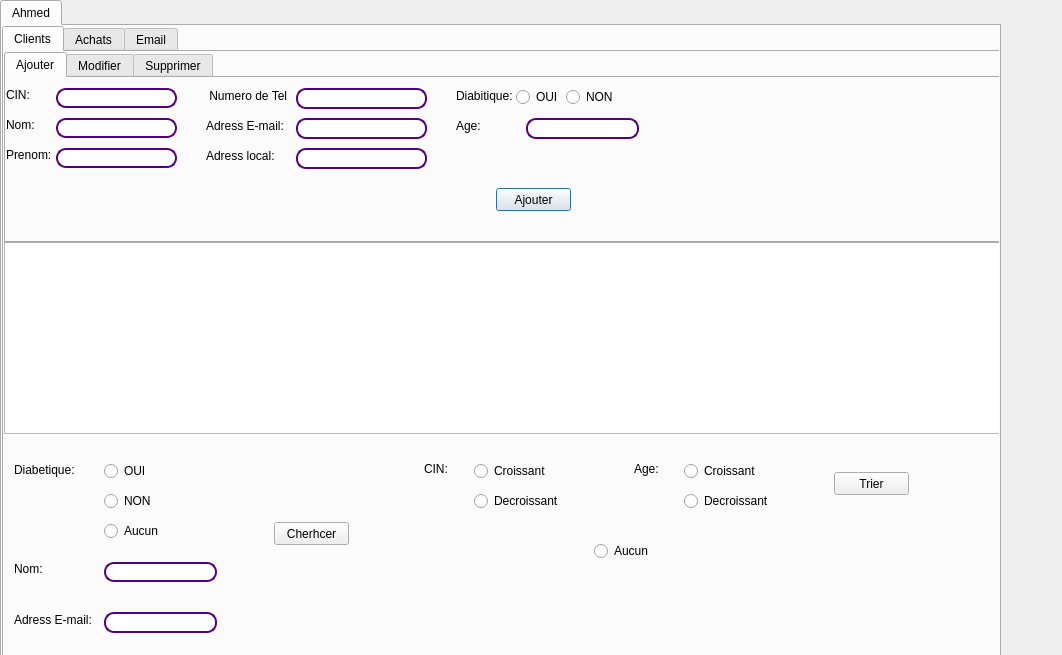
This is clients_achats.ui in ramy25bh3/Pastry_Plus as Qt 5 draws it before an edit. The edited form follows.
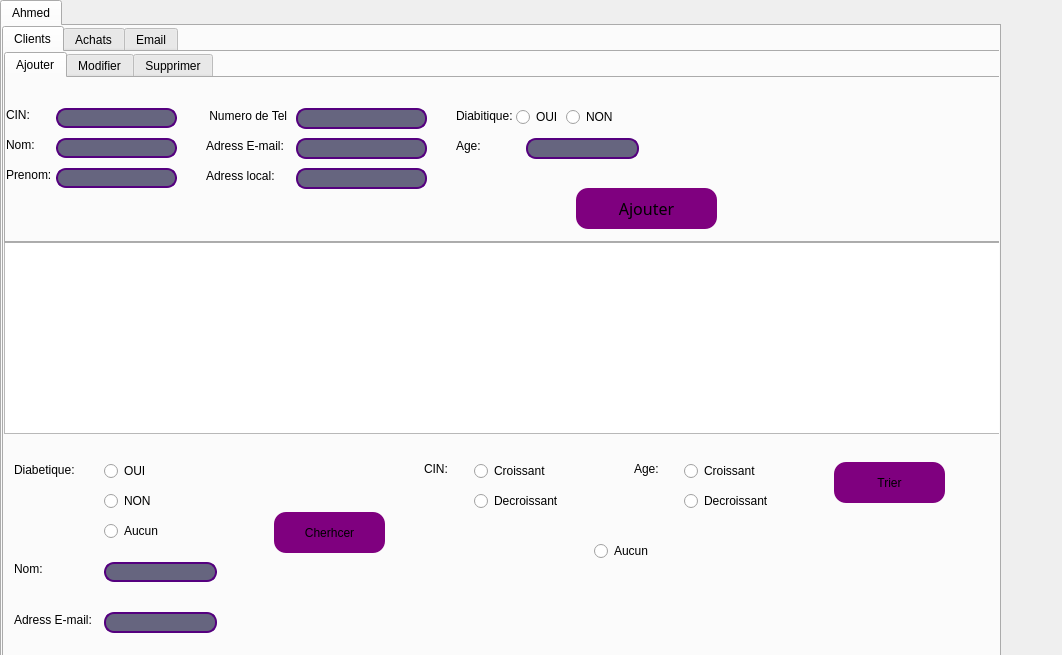
This is the edited form. The open tabs and pages were chosen to show the change.

```diff
--- a/clients_achats.ui
+++ b/clients_achats.ui
@@ -86,7 +86,7 @@
          <property name="geometry">
           <rect>
            <x>50</x>
-           <y>10</y>
+           <y>30</y>
            <width>121</width>
            <height>20</height>
           </rect>
@@ -96,7 +96,8 @@
 
 border: 1.5px solid rgb(85, 0, 127);
 border-radius: 10px;
-
+color:#ffffff;
+background:rgb(102, 101, 127);
 
 }</string>
          </property>
@@ -105,7 +106,7 @@
          <property name="geometry">
           <rect>
            <x>0</x>
-           <y>10</y>
+           <y>30</y>
            <width>47</width>
            <height>14</height>
           </rect>
@@ -118,7 +119,7 @@
          <property name="geometry">
           <rect>
            <x>0</x>
-           <y>40</y>
+           <y>60</y>
            <width>47</width>
            <height>14</height>
           </rect>
@@ -131,7 +132,7 @@
          <property name="geometry">
           <rect>
            <x>50</x>
-           <y>40</y>
+           <y>60</y>
            <width>121</width>
            <height>20</height>
           </rect>
@@ -141,7 +142,8 @@
 
 border: 1.5px solid rgb(85, 0, 127);
 border-radius: 10px;
-
+color:#ffffff;
+background:rgb(102, 101, 127);
 
 }</string>
          </property>
@@ -150,7 +152,7 @@
          <property name="geometry">
           <rect>
            <x>0</x>
-           <y>70</y>
+           <y>90</y>
            <width>47</width>
            <height>14</height>
           </rect>
@@ -163,7 +165,7 @@
          <property name="geometry">
           <rect>
            <x>50</x>
-           <y>70</y>
+           <y>90</y>
            <width>121</width>
            <height>20</height>
           </rect>
@@ -173,7 +175,8 @@
 
 border: 1.5px solid rgb(85, 0, 127);
 border-radius: 10px;
-
+color:#ffffff;
+background:rgb(102, 101, 127);
 
 }</string>
          </property>
@@ -182,7 +185,7 @@
          <property name="geometry">
           <rect>
            <x>450</x>
-           <y>10</y>
+           <y>30</y>
            <width>61</width>
            <height>16</height>
           </rect>
@@ -195,7 +198,7 @@
          <property name="geometry">
           <rect>
            <x>510</x>
-           <y>10</y>
+           <y>30</y>
            <width>83</width>
            <height>18</height>
           </rect>
@@ -208,7 +211,7 @@
          <property name="geometry">
           <rect>
            <x>560</x>
-           <y>10</y>
+           <y>30</y>
            <width>83</width>
            <height>18</height>
           </rect>
@@ -221,7 +224,7 @@
          <property name="geometry">
           <rect>
            <x>200</x>
-           <y>10</y>
+           <y>30</y>
            <width>81</width>
            <height>16</height>
           </rect>
@@ -234,7 +237,7 @@
          <property name="geometry">
           <rect>
            <x>290</x>
-           <y>10</y>
+           <y>30</y>
            <width>131</width>
            <height>21</height>
           </rect>
@@ -244,7 +247,8 @@
 
 border: 1.5px solid rgb(85, 0, 127);
 border-radius: 10px;
-
+color:#ffffff;
+background:rgb(102, 101, 127);
 
 }</string>
          </property>
@@ -253,7 +257,7 @@
          <property name="geometry">
           <rect>
            <x>200</x>
-           <y>40</y>
+           <y>60</y>
            <width>81</width>
            <height>16</height>
           </rect>
@@ -266,7 +270,7 @@
          <property name="geometry">
           <rect>
            <x>290</x>
-           <y>40</y>
+           <y>60</y>
            <width>131</width>
            <height>21</height>
           </rect>
@@ -276,7 +280,8 @@
 
 border: 1.5px solid rgb(85, 0, 127);
 border-radius: 10px;
-
+color:#ffffff;
+background:rgb(102, 101, 127);
 
 }</string>
          </property>
@@ -285,7 +290,7 @@
          <property name="geometry">
           <rect>
            <x>200</x>
-           <y>70</y>
+           <y>90</y>
            <width>81</width>
            <height>16</height>
           </rect>
@@ -298,7 +303,7 @@
          <property name="geometry">
           <rect>
            <x>290</x>
-           <y>70</y>
+           <y>90</y>
            <width>131</width>
            <height>21</height>
           </rect>
@@ -308,7 +313,8 @@
 
 border: 1.5px solid rgb(85, 0, 127);
 border-radius: 10px;
-
+color:#ffffff;
+background:rgb(102, 101, 127);
 
 }</string>
          </property>
@@ -316,12 +322,38 @@
         <widget class="QPushButton" name="pushButton">
          <property name="geometry">
           <rect>
-           <x>490</x>
+           <x>570</x>
            <y>110</y>
-           <width>75</width>
-           <height>23</height>
+           <width>141</width>
+           <height>41</height>
           </rect>
          </property>
+         <property name="font">
+          <font>
+           <family>Tw Cen MT</family>
+           <pointsize>12</pointsize>
+          </font>
+         </property>
+         <property name="styleSheet">
+          <string notr="true">QPushButton
+{
+border-radius: 12px;
+background-color:rgb(127, 0, 127);
+color: rgb(0, 0, 0);
+
+
+}
+
+QPushButton:hover
+{
+
+background-color:rgb(85, 0, 127);
+
+
+color: rgb(255, 230, 250);
+
+}</string>
+         </property>
          <property name="text">
           <string>Ajouter</string>
          </property>
@@ -330,7 +362,7 @@
          <property name="geometry">
           <rect>
            <x>520</x>
-           <y>40</y>
+           <y>60</y>
            <width>113</width>
            <height>21</height>
           </rect>
@@ -340,7 +372,8 @@
 
 border: 1.5px solid rgb(85, 0, 127);
 border-radius: 10px;
-
+color:#ffffff;
+background:rgb(102, 101, 127);
 
 }</string>
          </property>
@@ -349,7 +382,7 @@
          <property name="geometry">
           <rect>
            <x>450</x>
-           <y>40</y>
+           <y>60</y>
            <width>61</width>
            <height>16</height>
           </rect>
@@ -724,11 +757,30 @@
        <property name="geometry">
         <rect>
          <x>270</x>
-         <y>470</y>
-         <width>75</width>
-         <height>23</height>
+         <y>460</y>
+         <width>111</width>
+         <height>41</height>
         </rect>
        </property>
+       <property name="styleSheet">
+        <string notr="true">QPushButton
+{
+border-radius: 12px;
+background-color:rgb(127, 0, 127);
+color: rgb(0, 0, 0);
+
+
+}
+
+QPushButton:hover
+{
+
+background-color:rgb(85, 0, 127);
+color: rgb(255, 230, 250);
+
+
+}</string>
+       </property>
        <property name="text">
         <string>Cherhcer</string>
        </property>
@@ -864,7 +916,8 @@
 
 border: 1.5px solid rgb(85, 0, 127);
 border-radius: 10px;
-
+color:#ffffff;
+background:rgb(102, 101, 127);
 
 }</string>
        </property>
@@ -873,11 +926,30 @@
        <property name="geometry">
         <rect>
          <x>830</x>
-         <y>420</y>
-         <width>75</width>
-         <height>23</height>
+         <y>410</y>
+         <width>111</width>
+         <height>41</height>
         </rect>
        </property>
+       <property name="styleSheet">
+        <string notr="true">QPushButton
+{
+border-radius: 12px;
+background-color:rgb(127, 0, 127);
+color: rgb(0, 0, 0);
+
+
+}
+
+QPushButton:hover
+{
+
+background-color:rgb(85, 0, 127);
+color: rgb(255, 230, 250);
+
+
+}</string>
+       </property>
        <property name="text">
         <string>Trier</string>
        </property>
@@ -909,7 +981,8 @@
 
 border: 1.5px solid rgb(85, 0, 127);
 border-radius: 10px;
-
+color:#ffffff;
+background:rgb(102, 101, 127);
 
 }</string>
        </property>
```
Left out of the diff: 437 changed lines with no effect on the pictures.
